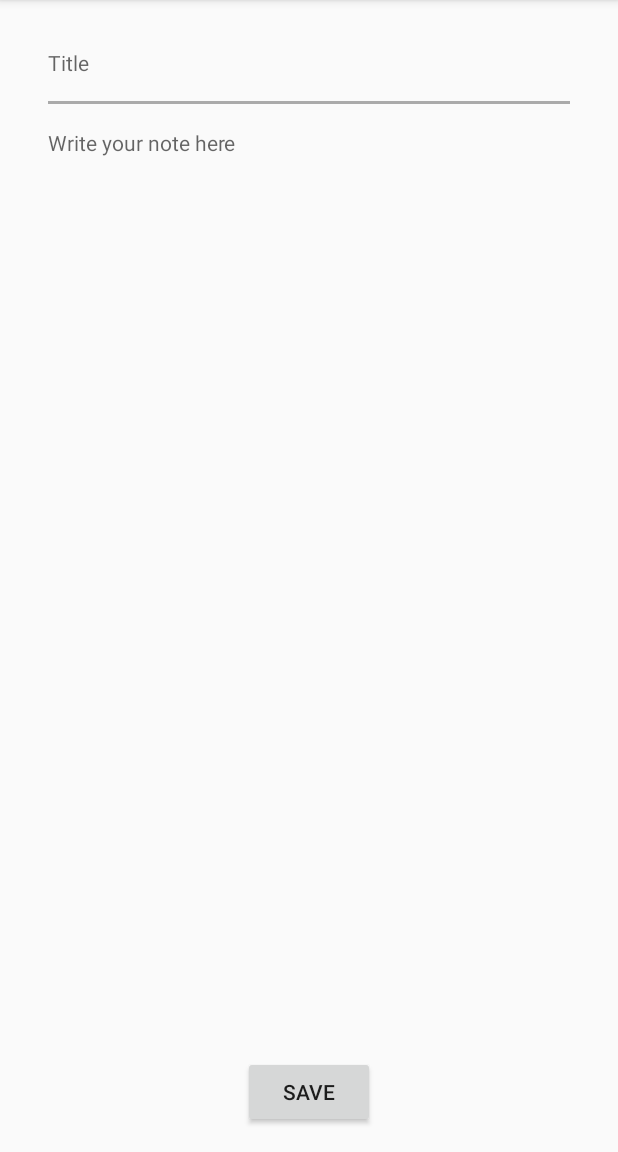
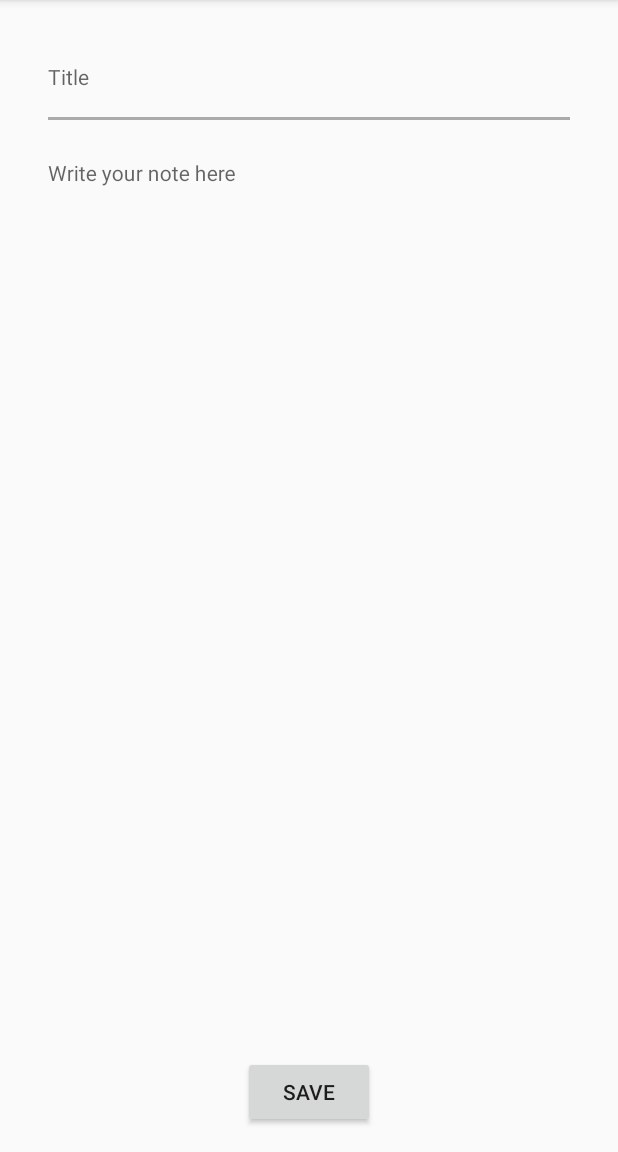
Before and after one commit to sofiharutyunyan/NoteS, an Android app: the AddNewNoteFragment screen opened through its navigation route, after a tap on "SAVE", on a phone screen of 412 x 824 dp, the part 84-1236 px from its top. Run offline under Robolectric (Android 15) with nearby library versions, the phone set to English and light mode, and no system bars; our stand-ins replace Room's generated code, data binding.

Commit message:
Redesigned add new note page

```diff
--- a/app/src/main/java/com/example/notes/view/fragment/AddNewNoteFragment.kt
+++ b/app/src/main/java/com/example/notes/view/fragment/AddNewNoteFragment.kt
@@ -28,6 +28,7 @@ class AddNewNoteFragment : BaseFragmentWithViewModel<FragmentAddNewNoteBinding,
             vm.note = requireArguments().getParcelable(ConstantsBundle.updatebleNote)!!
             binding.edtTitle.setText(vm.note.title)
             binding.edtNoteBody.setText(vm.note.noteBody)
+            binding.btnSave.text = getString(R.string.update)
         }
     }
 
@@ -48,7 +49,7 @@ class AddNewNoteFragment : BaseFragmentWithViewModel<FragmentAddNewNoteBinding,
     }
 
     private fun nodeIsNotEmpty(): Boolean{
-        return binding.edtTitle.text.isNotEmpty() && binding.edtNoteBody.text.isNotEmpty()
+        return binding.edtTitle.text!!.isNotEmpty() && binding.edtNoteBody.text!!.isNotEmpty()
     }
 
     private fun addNote(){
--- a/app/src/main/res/layout/fragment_add_new_note.xml
+++ b/app/src/main/res/layout/fragment_add_new_note.xml
@@ -18,13 +18,18 @@
             android:orientation="vertical"
             android:padding="@dimen/material_padding_for_pages">
 
-            <EditText
+            <com.google.android.material.textfield.TextInputLayout
+                android:layout_width="match_parent"
+                android:layout_height="wrap_content">
+
+                <com.google.android.material.textfield.TextInputEditText
                     android:id="@+id/edtTitle"
                     android:layout_width="match_parent"
                     android:layout_height="wrap_content"
                     android:hint="@string/title"
                     android:background="@null"
                     android:textSize="@dimen/title_text_size"/>
+            </com.google.android.material.textfield.TextInputLayout>
 
             <View
                 android:layout_width="match_parent"
@@ -33,17 +38,23 @@
                 android:layout_marginTop="@dimen/farness_divider_title_note"
                 android:layout_marginBottom="@dimen/farness_divider_title_note"/>
 
-            <EditText
+            <com.google.android.material.textfield.TextInputLayout
+                android:layout_width="match_parent"
+                android:layout_height="wrap_content">
+
+                <com.google.android.material.textfield.TextInputEditText
                     android:id="@+id/edtNoteBody"
                     android:layout_width="match_parent"
                     android:layout_height="wrap_content"
                     android:hint="@string/note_hint_txt"
                     android:background="@null"
                     android:textSize="@dimen/title_text_size"/>
+            </com.google.android.material.textfield.TextInputLayout>
 
         </LinearLayout>
 
         <Button
+            android:id="@+id/btnSave"
             android:layout_width="wrap_content"
             android:layout_height="wrap_content"
             android:text="@string/save"
```
Lines whose indentation alone changed are shown as unchanged.
